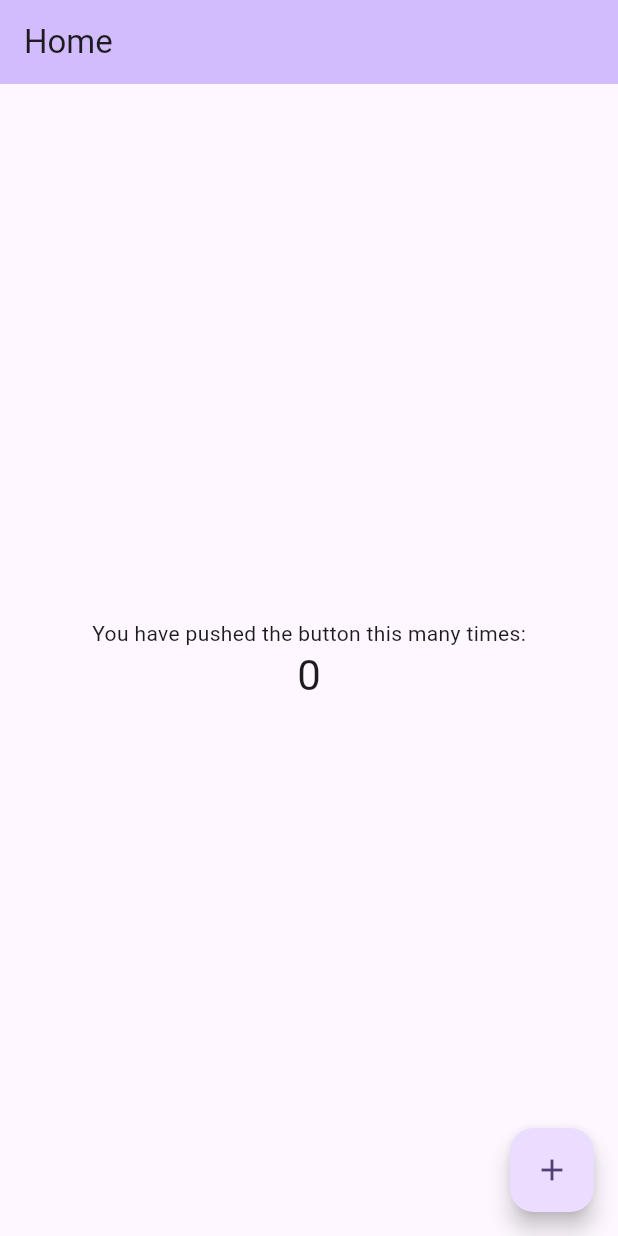
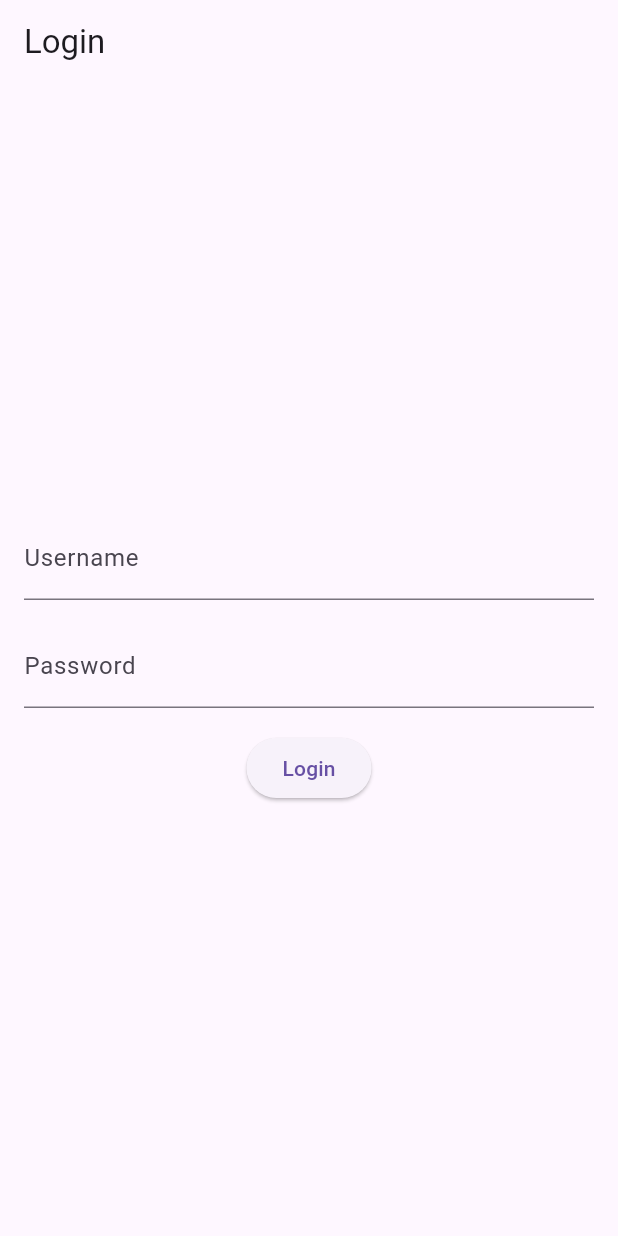
Before and after one commit to SandhyaGiribabu/FLUTTER_PROJECT, a Flutter app: the screen it shows after launch, on a phone screen of 412 x 824 dp. Run offline on Flutter 3.47's test engine with Material 3 defaults, Android fonts, the phone set to English and light mode, and no system bars.

```diff
--- a/nav_app/lib/main.dart
+++ b/nav_app/lib/main.dart
@@ -1,71 +1,179 @@
 import 'package:flutter/material.dart';
 
-//this is shini guys and I'm just trying to learn how this works :)
 void main() {
   runApp(const MyApp());
 }
 
 class MyApp extends StatelessWidget {
-  const MyApp({super.key});
+  const MyApp({Key? key}) : super(key: key);
 
-  // This widget is the root of your application.
   @override
   Widget build(BuildContext context) {
     return MaterialApp(
       title: 'RouteMaster',
       theme: ThemeData(
-        colorScheme: ColorScheme.fromSeed(seedColor: Colors.deepPurple),
-        useMaterial3: true,
+        primarySwatch: Colors.blue,
       ),
-      home: const MyHomePage(title: 'Home'),
+      home: const LoginPage(),
     );
   }
 }
 
-class MyHomePage extends StatefulWidget {
-  const MyHomePage({super.key, required this.title});
-
-  final String title;
+class LoginPage extends StatefulWidget {
+  const LoginPage({Key? key}) : super(key: key);
 
   @override
-  State<MyHomePage> createState() => _MyHomePageState();
+  LoginPageState createState() => LoginPageState();
 }
 
-class _MyHomePageState extends State<MyHomePage> {
-  int _counter = 0;
+class LoginPageState extends State<LoginPage> {
+  final TextEditingController _usernameController = TextEditingController();
+  final TextEditingController _passwordController = TextEditingController();
 
-  void _incrementCounter() {
-    setState(() {
-      _counter++;
-    });
+  String _errorMessage = '';
+
+  void _login() {
+
+    // just a basic outline guys...idk how to create database
+
+    String username = _usernameController.text;
+    String password = _passwordController.text;
+
+    // Dummy account database
+    Map<String, String> accounts = {
+      'user1': 'password1',
+      'user2': 'password2',
+    };
+
+    if (accounts.containsKey(username)) {
+      if (accounts[username] == password) {
+        // Successful login
+        Navigator.pushReplacement(
+          context,
+          MaterialPageRoute(builder: (context) => const HomePage()),
+        );
+      } else {
+        // Incorrect password
+        setState(() {
+          _errorMessage = 'Incorrect password.';
+        });
+      }
+    } else {
+      // Account not found
+      setState(() {
+        _errorMessage = 'Account not found.';
+      });
+    }
   }
 
   @override
   Widget build(BuildContext context) {
     return Scaffold(
       appBar: AppBar(
-        backgroundColor: Theme.of(context).colorScheme.inversePrimary,
-        title: Text(widget.title),
+        title: const Text('Login'),
       ),
-      body: Center(
+      body: Padding(
+        padding: const EdgeInsets.all(16.0),
         child: Column(
           mainAxisAlignment: MainAxisAlignment.center,
-          children: <Widget>[
-            const Text(
-              'You have pushed the button this many times:',
+          children: [
+            TextField(
+              controller: _usernameController,
+              decoration: const InputDecoration(
+                labelText: 'Username',
+              ),
             ),
-            Text(
-              '$_counter',
-              style: Theme.of(context).textTheme.headlineMedium,
+            const SizedBox(height: 16.0),
+            TextField(
+              controller: _passwordController,
+              obscureText: true,
+              decoration: const InputDecoration(
+                labelText: 'Password',
+              ),
             ),
+            const SizedBox(height: 16.0),
+            ElevatedButton(
+              onPressed: _login,
+              child: const Text('Login'),
+            ),
+            if (_errorMessage.isNotEmpty)
+              Padding(
+                padding: const EdgeInsets.symmetric(vertical: 8.0),
+                child: Text(
+                  _errorMessage,
+                  style: const TextStyle(color: Colors.red),
+                ),
+              ),
           ],
         ),
       ),
-      floatingActionButton: FloatingActionButton(
-        onPressed: _incrementCounter,
-        tooltip: 'Increment',
-        child: const Icon(Icons.add),
-      ), // This trailing comma makes auto-formatting nicer for build methods.
     );
   }
 }
+
+class HomePage extends StatelessWidget {
+  const HomePage({Key? key}) : super(key: key);
+
+  @override
+  Widget build(BuildContext context) {
+    return Scaffold(
+      appBar: AppBar(
+        title: const Text('Home Page'),
+      ),
+      body: ListView(
+        children: [
+          ListTile(
+            title: const Text('Bus, Train Schedules'),
+            onTap: () {
+              Navigator.push(
+                context,
+                MaterialPageRoute(builder: (context) => const SchedulePage()),
+              );
+            },
+          ),
+          ListTile(
+            title: const Text('Nearby Restaurants, Shops'),
+            onTap: () {
+              Navigator.push(
+                context,
+                MaterialPageRoute(builder: (context) => const NearbyPlacesPage()),
+              );
+            },
+          ),
+        ],
+      ),
+    );
+  }
+}
+
+class SchedulePage extends StatelessWidget {
+  const SchedulePage({Key? key}) : super(key: key);
+
+  @override
+  Widget build(BuildContext context) {
+    return Scaffold(
+      appBar: AppBar(
+        title: const Text('Bus, Train Schedules'),
+      ),
+      body: const Center(
+        child: Text('Display Bus and Train Schedules here'),
+      ),
+    );
+  }
+}
+
+class NearbyPlacesPage extends StatelessWidget {
+  const NearbyPlacesPage({Key? key}) : super(key: key);
+
+  @override
+  Widget build(BuildContext context) {
+    return Scaffold(
+      appBar: AppBar(
+        title: const Text('Nearby Restaurants, Shops'),
+      ),
+      body: const Center(
+        child: Text('Display Nearby Restaurants and Shops here'),
+      ),
+    );
+  }
+}
```
